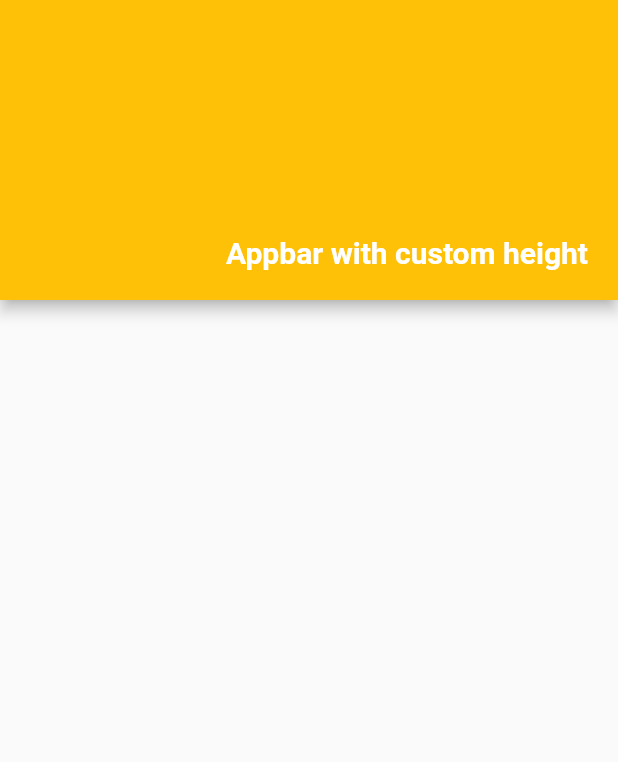
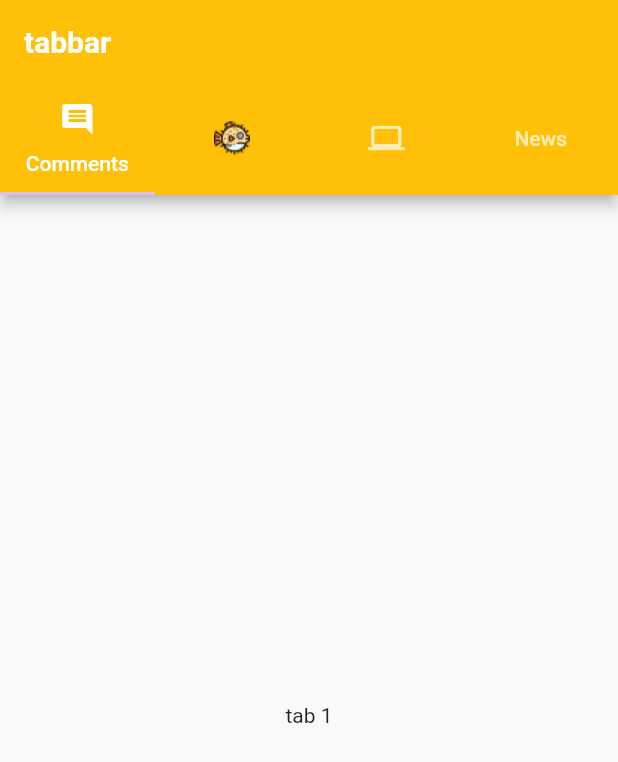
Before and after one commit to lewisccx/flutter_fundamental, a Flutter app: the screen it shows after launch, on a phone screen of 412 x 824 dp. Shown: the top 762 px of the screen. Run offline on Flutter 3.47's test engine with Material 2 defaults, Android fonts, the phone set to English and light mode, and no system bars.

Commit message:
added tabbar

```diff
--- a/lib/main.dart
+++ b/lib/main.dart
@@ -15,7 +15,9 @@ class _MyAppState extends State<MyApp> {
 
   @override
   Widget build(BuildContext context) {
-    return MaterialApp(debugShowCheckedModeBanner: false, home: MainPage());
+    return MaterialApp(
+        debugShowCheckedModeBanner: false,
+        home: DefaultTabController(length: 4, child: MainPage()));
   }
 }
 
@@ -23,29 +25,36 @@ class MainPage extends StatelessWidget {
   @override
   Widget build(BuildContext context) {
     return Scaffold(
-        appBar: PreferredSize(
-      preferredSize: Size.fromHeight(200),
-      child: AppBar(
+      appBar: AppBar(
         backgroundColor: Colors.amber,
-        flexibleSpace: Stack(
-          children: [
-            Positioned(
-              bottom: 0,
-              right: 0,
-              child: Container(
-                margin: EdgeInsets.all(20),
-                child: Text(
-                  "Appbar with custom height",
-                  style: TextStyle(
-                      fontSize: 20,
-                      color: Colors.white,
-                      fontWeight: FontWeight.bold),
-                ),
+        title: Text(
+          "tabbar",
+          style: TextStyle(
+              fontSize: 20, color: Colors.white, fontWeight: FontWeight.bold),
+        ),
+        bottom: TabBar(
+          indicatorColor: Colors.purple[100],
+          tabs: [
+            Tab(
+              icon: Icon(Icons.comment),
+              text: "Comments",
+            ),
+            Tab(
+              child: Image(
+                image: AssetImage("images/puffer-fish.png"),
               ),
             ),
+            Tab(icon: Icon(Icons.computer)),
+            Tab(text: "News")
           ],
         ),
       ),
-    ));
+      body: TabBarView(children: [
+        Center(child: Text("tab 1")),
+        Center(child: Text("tab 2")),
+        Center(child: Text("tab 3")),
+        Center(child: Text("tab 4")),
+      ]),
+    );
   }
 }
```
